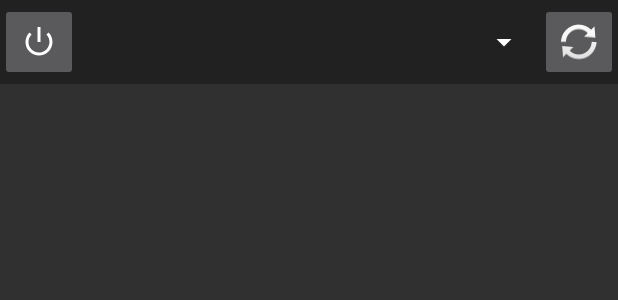
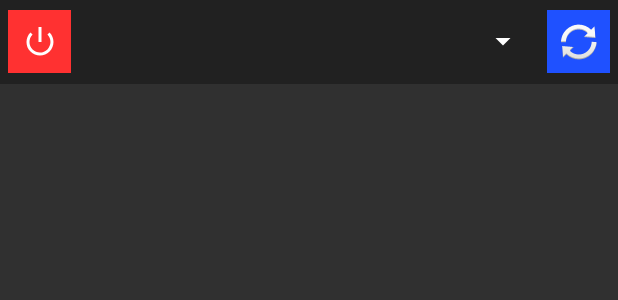
Before and after one commit to a-blondel/R6Challenges, an Android app: the layout activity_main.xml on its own in the app's theme, with its tools: preview values and no code run, on a phone screen of 412 x 824 dp. Shown: the top 300 px of the screen. Run offline under Robolectric (Android 15) with nearby library versions, the phone set to English and light mode, and no system bars.

Commit message:
Graphic changes

```diff
--- a/app/src/main/res/layout/activity_main.xml
+++ b/app/src/main/res/layout/activity_main.xml
@@ -27,9 +27,11 @@
 
             <ImageButton
                 android:id="@+id/logoutButton"
-                android:layout_width="52dp"
-                android:layout_height="52dp"
+                android:layout_width="42dp"
+                android:layout_height="42dp"
                 android:contentDescription="@string/logout"
+                android:layout_margin="5dp"
+                android:background="#FF3131"
                 android:src="@android:drawable/ic_lock_power_off" />
 
             <Spinner
@@ -44,9 +46,11 @@
 
             <ImageButton
                 android:id="@+id/refreshButton"
-                android:layout_width="52dp"
-                android:layout_height="52dp"
+                android:layout_width="42dp"
+                android:layout_height="42dp"
                 android:contentDescription="@string/synchronize"
+                android:layout_margin="5dp"
+                android:background="#1F51FF"
                 android:src="@android:drawable/ic_popup_sync" />
 
         </LinearLayout>
--- a/app/src/main/res/layout/challenge_row.xml
+++ b/app/src/main/res/layout/challenge_row.xml
@@ -17,6 +17,8 @@
             android:id="@+id/challengeNameTextView"
             android:layout_width="wrap_content"
             android:layout_height="wrap_content"
+            android:textColor="#D4AF37"
+            android:textStyle="bold"
             android:layout_weight="1"/>
 
         <TextView
@@ -34,7 +36,8 @@
         <TextView
             android:id="@+id/challengeDescriptionTextView"
             android:layout_width="wrap_content"
-            android:layout_height="wrap_content" />
+            android:layout_height="wrap_content"
+            android:textStyle="italic"/>
 
     </LinearLayout>
 
@@ -94,6 +97,7 @@
             android:layout_width="match_parent"
             android:layout_height="match_parent"
             android:id="@+id/challengeClaimButton"
+            android:layout_marginTop="5dp"
             android:background="@drawable/round_shape_btn"
             android:visibility="gone"
             android:text="@string/claim"/>
```
